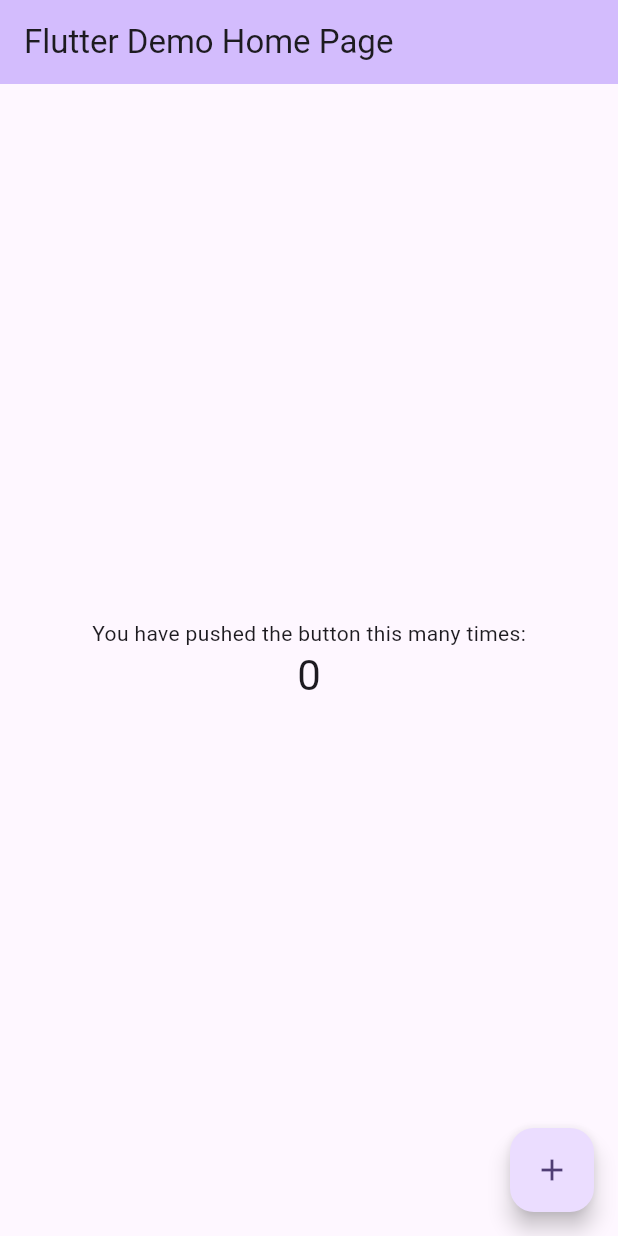
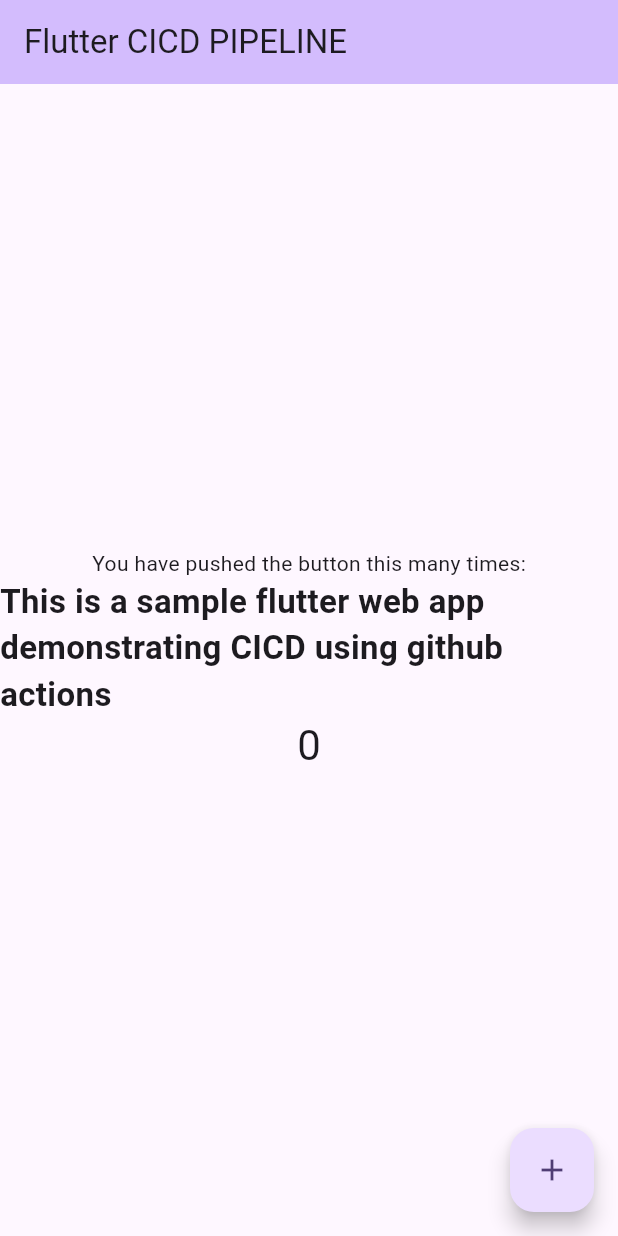
Before and after one commit to singh-that-codes/flutter_cicd_pipeline, a Flutter app: the screen it shows after launch, on a phone screen of 412 x 824 dp. Run offline on Flutter 3.47's test engine with Material 3 defaults, Android fonts, the phone set to English and light mode, and no system bars.

Commit message:
App updated

```diff
--- a/lib/main.dart
+++ b/lib/main.dart
@@ -31,7 +31,7 @@ class MyApp extends StatelessWidget {
         colorScheme: ColorScheme.fromSeed(seedColor: Colors.deepPurple),
         useMaterial3: true,
       ),
-      home: const MyHomePage(title: 'Flutter Demo Home Page'),
+      home: const MyHomePage(title: 'Flutter CICD PIPELINE'),
     );
   }
 }
@@ -109,6 +109,9 @@ class _MyHomePageState extends State<MyHomePage> {
               'You have pushed the button this many times:',
             ),
             Text(
+                'This is a sample flutter web app demonstrating CICD using github actions',
+                style: TextStyle(fontSize: 22, fontWeight: FontWeight.bold)),
+            Text(
               '$_counter',
               style: Theme.of(context).textTheme.headlineMedium,
             ),
```
